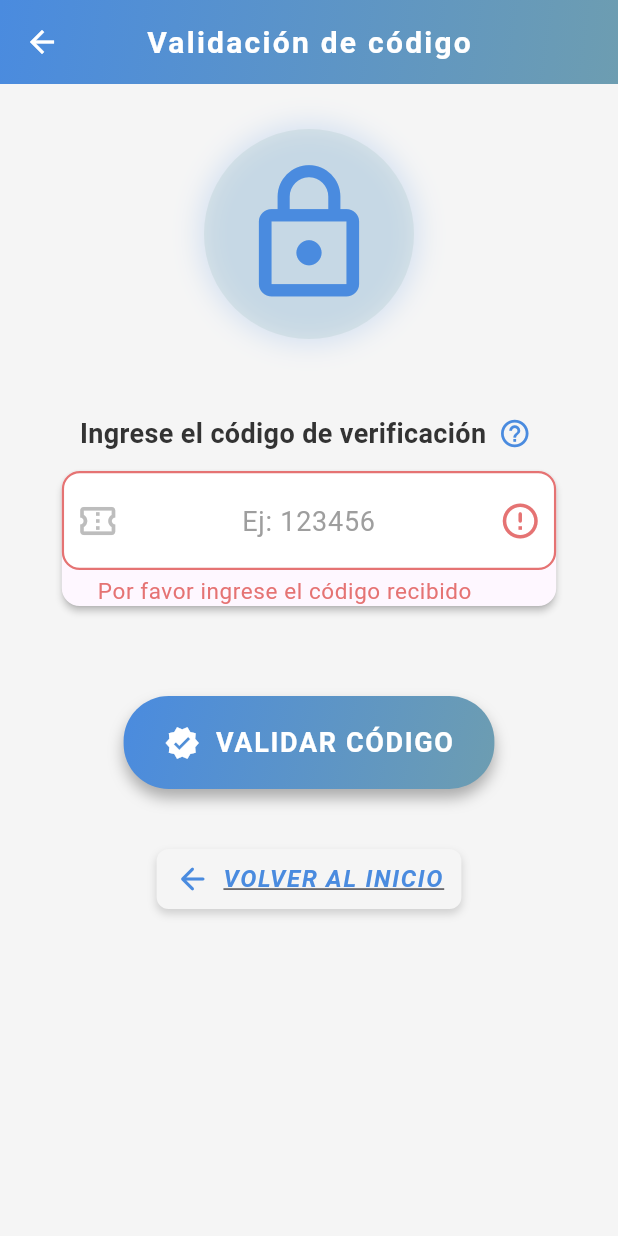
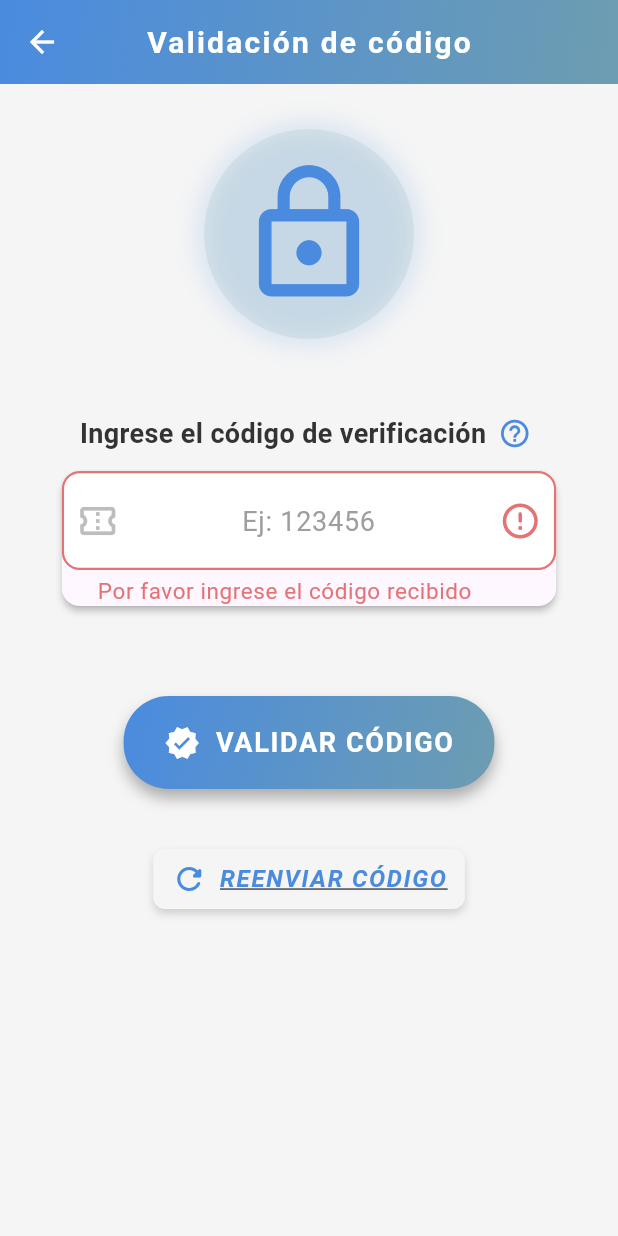
Before and after one commit to Alexander3150/programacion_III_proyecto_final_pocketplan, a Flutter app: the CodeValidationPage screen opened directly with empty values, after a tap on "VALIDAR CÓDIGO", on a phone screen of 412 x 824 dp. Run offline on Flutter 3.47's test engine with Material 3 defaults, Android fonts, the phone set to English and light mode, and no system bars; our stand-ins replace fl_chart, sqflite; accounts and stored records are empty.

Commit message:
Octavo commit: Modificación de panatalla para validar el codigo, se implemento logica para bloquear botones.

```diff
--- a/flutter_pocket_plan_proyecto/lib/presentation/pages/code_validation_page.dart
+++ b/flutter_pocket_plan_proyecto/lib/presentation/pages/code_validation_page.dart
@@ -1,24 +1,21 @@
 import 'package:flutter/material.dart';
 import 'package:flutter/services.dart';
 
-import '../../data/models/user_model.dart';
-import 'login_page.dart';
+import '../../data/models/repositories/usuario_repository.dart';
+
 import 'new_password_page.dart';
 
-/// Paleta de colores modernizada con fondo claro
 class RecoveryColors {
-  static const Color background = Color(0xFFF5F5F5); // Fondo gris claro
-  static const Color primary = Color(0xFF4A8BDF); // Azul moderno
-  static const Color secondary = Color(0xFF6D9DB1); // Azul verdoso claro
-  static const Color accent = Color(0xFF94B8B5); // Verde azulado claro
-  static const Color textDark = Color(0xFF333333); // Texto oscuro
-  static const Color textLight = Colors.white; // Texto claro
-  static const Color error = Color(0xFFE57373); // Rojo suave para errores
-  static const Color success = Color(0xFF81C784); // Verde suave para éxito
-  static const Color textField = Colors.white; // Fondo de campos de texto
-  static const Color tooltipBackground = Color(
-    0xFF616161,
-  ); // Fondo para tooltips
+  static const Color background = Color(0xFFF5F5F5);
+  static const Color primary = Color(0xFF4A8BDF);
+  static const Color secondary = Color(0xFF6D9DB1);
+  static const Color accent = Color(0xFF94B8B5);
+  static const Color textDark = Color(0xFF333333);
+  static const Color textLight = Colors.white;
+  static const Color error = Color(0xFFE57373);
+  static const Color success = Color(0xFF81C784);
+  static const Color textField = Colors.white;
+  static const Color tooltipBackground = Color(0xFF616161);
 }
 
 class CodeValidationPage extends StatefulWidget {
@@ -35,29 +32,25 @@ class CodeValidationPage extends StatefulWidget {
   State<CodeValidationPage> createState() => _CodeValidationPageState();
 }
 
-/// Clase que maneja el estado de la página de validación de código
-/// Contiene la lógica para validar el código de verificación
 class _CodeValidationPageState extends State<CodeValidationPage> {
-  // Controlador para el campo de código
   final _codeController = TextEditingController();
 
-  // Variables para manejar errores de validación
   bool _showEmptyError = false;
   bool _showLengthError = false;
+  bool _isValidatePressed = false;
+  bool _isResendPressed = false;
+  bool _isProcessing = false;
+  bool _successShown = false; // Bandera para bloquear todo al éxito
 
-  // FocusNode para manejar el enfoque y efectos visuales
   final FocusNode _codeFocusNode = FocusNode();
   Color _codeBorderColor = Colors.grey.shade400;
 
-  // Variables para efectos 3D en botones
-  bool _isValidatePressed = false;
-  bool _isBackPressed = false;
+  final UsuarioRepository _usuarioRepository = UsuarioRepository();
 
   @override
   void initState() {
     super.initState();
 
-    // Listener para cambiar el color del borde al enfocar
     _codeFocusNode.addListener(() {
       setState(() {
         _codeBorderColor =
@@ -67,46 +60,61 @@ class _CodeValidationPageState extends State<CodeValidationPage> {
       });
     });
 
-    // Listener para validación en tiempo real
     _codeController.addListener(_validateCodeLength);
   }
 
   @override
   void dispose() {
-    // Limpieza: libera recursos del controlador y focus node
     _codeController.removeListener(_validateCodeLength);
     _codeController.dispose();
     _codeFocusNode.dispose();
     super.dispose();
   }
 
-  /// Valida la longitud del código en tiempo real
   void _validateCodeLength() {
     if (!mounted) return;
-
     setState(() {
       _showLengthError =
           _codeController.text.isNotEmpty && _codeController.text.length < 6;
     });
   }
 
-  /// Valida el código ingresado por el usuario
-  void _validateCode() {
+  Future<void> _validateCode() async {
+    if (_isProcessing || _successShown) return;
     setState(() {
+      _isProcessing = true;
       _showEmptyError = _codeController.text.isEmpty;
       _showLengthError =
           _codeController.text.isNotEmpty && _codeController.text.length < 6;
     });
 
-    if (_showEmptyError || _showLengthError) return;
+    if (_showEmptyError || _showLengthError) {
+      setState(() => _isProcessing = false);
+      return;
+    }
 
     final code = _codeController.text.trim();
     final email = widget.email;
     final username = widget.username;
 
-    final isValid = UserModel.verifyRecoveryCode(email, username, code);
+    final user = await _usuarioRepository.getUsuarioByUsername(username);
+
+    bool isValid = false;
+    if (user != null &&
+        user.email.toLowerCase() == email.toLowerCase() &&
+        user.recoveryCode == code &&
+        user.codeExpiration != null) {
+      final expiration = DateTime.tryParse(user.codeExpiration!);
+
+      if (expiration != null && DateTime.now().isBefore(expiration)) {
+        isValid = true;
+      }
+    }
 
     if (isValid) {
+      setState(() {
+        _successShown = true; // Bloquea todo
+      });
       ScaffoldMessenger.of(context).showSnackBar(
         SnackBar(
           content: const Text('Código validado correctamente'),
@@ -120,7 +128,7 @@ class _CodeValidationPageState extends State<CodeValidationPage> {
       );
 
       Future.delayed(const Duration(seconds: 1), () {
-        Navigator.push(
+        Navigator.pushReplacement(
           context,
           MaterialPageRoute(
             builder:
@@ -130,6 +138,9 @@ class _CodeValidationPageState extends State<CodeValidationPage> {
         );
       });
     } else {
+      setState(() {
+        _isProcessing = false;
+      });
       ScaffoldMessenger.of(context).showSnackBar(
         SnackBar(
           content: const Text('Código incorrecto o expirado'),
@@ -146,11 +157,24 @@ class _CodeValidationPageState extends State<CodeValidationPage> {
 
   @override
   Widget build(BuildContext context) {
-    // Obtener dimensiones de la pantalla para diseño responsivo
     final size = MediaQuery.of(context).size;
     final isSmallScreen = size.width < 400;
 
-    return Scaffold(
+    return WillPopScope(
+      onWillPop: () async {
+        if (_isProcessing || _successShown) {
+          // Bloquea el botón físico de atrás si está procesando o en éxito
+          return false;
+        } else {
+          Navigator.pushReplacementNamed(context, '/login');
+          return false;
+        }
+      },
+      child: AbsorbPointer(
+        absorbing:
+            _isProcessing ||
+            _successShown, // Bloquea toda la UI al procesar/exito
+        child: Scaffold(
           backgroundColor: RecoveryColors.background,
           appBar: AppBar(
             title: Text(
@@ -174,6 +198,16 @@ class _CodeValidationPageState extends State<CodeValidationPage> {
                   colors: [RecoveryColors.primary, RecoveryColors.secondary],
                 ),
               ),
+            ),
+            leading: IconButton(
+              icon: const Icon(Icons.arrow_back),
+              onPressed:
+                  (_isProcessing || _successShown)
+                      ? null
+                      : () {
+                        Navigator.pushReplacementNamed(context, '/login');
+                      },
+              tooltip: "Volver a inicio de sesión",
             ),
           ),
           body: GestureDetector(
@@ -206,17 +240,12 @@ class _CodeValidationPageState extends State<CodeValidationPage> {
                       size: isSmallScreen ? 80 : 100,
                     ),
                   ),
-
                   SizedBox(height: isSmallScreen ? 30 : 50),
-
-              // Campo de código con tooltip mejorado
                   _buildCodeFieldWithTooltip(isSmallScreen),
-
                   SizedBox(height: isSmallScreen ? 40 : 60),
-
-              // Botón de validar con efecto 3D
                   _build3DButton(
-                onPressed: _validateCode,
+                    onPressed:
+                        (_isProcessing || _successShown) ? null : _validateCode,
                     label: 'VALIDAR CÓDIGO',
                     icon: Icons.verified,
                     isSmallScreen: isSmallScreen,
@@ -224,34 +253,36 @@ class _CodeValidationPageState extends State<CodeValidationPage> {
                     isPressed: _isValidatePressed,
                     onTapDown: () => setState(() => _isValidatePressed = true),
                     onTapUp: () => setState(() => _isValidatePressed = false),
+                    disabled: _isProcessing || _successShown,
                   ),
-
                   SizedBox(height: isSmallScreen ? 30 : 40),
-
-              // Botón de volver con efecto 3D
                   _build3DTextButton(
                     onPressed:
-                    () => Navigator.pushReplacement(
+                        (_isProcessing || _successShown)
+                            ? null
+                            : () {
+                              Navigator.pushReplacementNamed(
                                 context,
-                      MaterialPageRoute(
-                        builder: (context) => const IniciarSesion(),
+                                '/recover_password',
+                              );
+                            },
+                    label: 'REENVIAR CÓDIGO',
+                    icon: Icons.refresh_rounded,
+                    isSmallScreen: isSmallScreen,
+                    isPressed: _isResendPressed,
+                    onTapDown: () => setState(() => _isResendPressed = true),
+                    onTapUp: () => setState(() => _isResendPressed = false),
+                    disabled: _isProcessing || _successShown,
+                  ),
+                ],
               ),
             ),
-                label: 'VOLVER AL INICIO',
-                icon: Icons.arrow_back_rounded,
-                isSmallScreen: isSmallScreen,
-                isPressed: _isBackPressed,
-                onTapDown: () => setState(() => _isBackPressed = true),
-                onTapUp: () => setState(() => _isBackPressed = false),
-              ),
-            ],
           ),
         ),
       ),
     );
   }
 
-  /// Widget personalizado para el campo de código con tooltip
   Widget _buildCodeFieldWithTooltip(bool isSmallScreen) {
     final errorText =
         _showEmptyError
@@ -277,11 +308,9 @@ class _CodeValidationPageState extends State<CodeValidationPage> {
               ),
             ),
             const SizedBox(width: 8),
-            // Tooltip mejorado usando el widget nativo de Flutter
             Tooltip(
               message:
-                  'Ingrese el código de verificación que se le envió a su correo electrónico. '
-                  'Es un código de 6 dígitos numéricos.',
+                  'Ingrese el código de verificación que se le envió a su correo electrónico. Es un código de 6 dígitos numéricos.',
               padding: const EdgeInsets.all(12),
               decoration: BoxDecoration(
                 color: const Color.fromARGB(255, 81, 167, 186),
@@ -373,9 +402,8 @@ class _CodeValidationPageState extends State<CodeValidationPage> {
     );
   }
 
-  /// Widget para botón con efecto 3D
   Widget _build3DButton({
-    required VoidCallback onPressed,
+    required VoidCallback? onPressed,
     required String label,
     required IconData icon,
     required bool isSmallScreen,
@@ -383,16 +411,21 @@ class _CodeValidationPageState extends State<CodeValidationPage> {
     required bool isPressed,
     required VoidCallback onTapDown,
     required VoidCallback onTapUp,
+    bool disabled = false,
   }) {
     return SizedBox(
       width: width,
+      child: Opacity(
+        opacity: disabled ? 0.6 : 1.0,
         child: GestureDetector(
-        onTapDown: (_) => onTapDown(),
-        onTapUp: (_) => onTapUp(),
-        onTapCancel: onTapUp,
-        onTap: onPressed,
+          onTapDown: disabled ? null : (_) => onTapDown(),
+          onTapUp: disabled ? null : (_) => onTapUp(),
+          onTapCancel: disabled ? null : onTapUp,
+          onTap: disabled ? null : onPressed,
           child: Transform(
-          transform: Matrix4.identity()..translate(0.0, isPressed ? 2.0 : 0.0),
+            transform:
+                Matrix4.identity()
+                  ..translate(0.0, isPressed && !disabled ? 2.0 : 0.0),
             child: Container(
               decoration: BoxDecoration(
                 borderRadius: BorderRadius.circular(30),
@@ -402,7 +435,7 @@ class _CodeValidationPageState extends State<CodeValidationPage> {
                   end: Alignment.bottomRight,
                 ),
                 boxShadow:
-                  isPressed
+                    isPressed && !disabled
                         ? [
                           BoxShadow(
                             color: Colors.black.withOpacity(0.2),
@@ -419,7 +452,9 @@ class _CodeValidationPageState extends State<CodeValidationPage> {
                         ],
               ),
               child: Padding(
-              padding: EdgeInsets.symmetric(vertical: isSmallScreen ? 16 : 18),
+                padding: EdgeInsets.symmetric(
+                  vertical: isSmallScreen ? 16 : 18,
+                ),
                 child: Row(
                   mainAxisAlignment: MainAxisAlignment.center,
                   children: [
@@ -440,32 +475,37 @@ class _CodeValidationPageState extends State<CodeValidationPage> {
             ),
           ),
         ),
+      ),
     );
   }
 
-  /// Widget para botón de texto con efecto 3D
   Widget _build3DTextButton({
-    required VoidCallback onPressed,
+    required VoidCallback? onPressed,
     required String label,
     required IconData icon,
     required bool isSmallScreen,
     required bool isPressed,
     required VoidCallback onTapDown,
     required VoidCallback onTapUp,
+    bool disabled = false,
   }) {
-    return GestureDetector(
-      onTapDown: (_) => onTapDown(),
-      onTapUp: (_) => onTapUp(),
-      onTapCancel: onTapUp,
-      onTap: onPressed,
+    return Opacity(
+      opacity: disabled ? 0.6 : 1.0,
+      child: GestureDetector(
+        onTapDown: disabled ? null : (_) => onTapDown(),
+        onTapUp: disabled ? null : (_) => onTapUp(),
+        onTapCancel: disabled ? null : onTapUp,
+        onTap: disabled ? null : onPressed,
         child: Transform(
-        transform: Matrix4.identity()..translate(0.0, isPressed ? 1.0 : 0.0),
+          transform:
+              Matrix4.identity()
+                ..translate(0.0, isPressed && !disabled ? 1.0 : 0.0),
           child: Container(
             decoration: BoxDecoration(
               borderRadius: BorderRadius.circular(8),
               color: RecoveryColors.background,
               boxShadow:
-                isPressed
+                  isPressed && !disabled
                       ? [
                         BoxShadow(
                           color: Colors.black.withOpacity(0.1),
@@ -502,6 +542,7 @@ class _CodeValidationPageState extends State<CodeValidationPage> {
             ),
           ),
         ),
+      ),
     );
   }
 }
```
Lines whose indentation alone changed are shown as unchanged.
